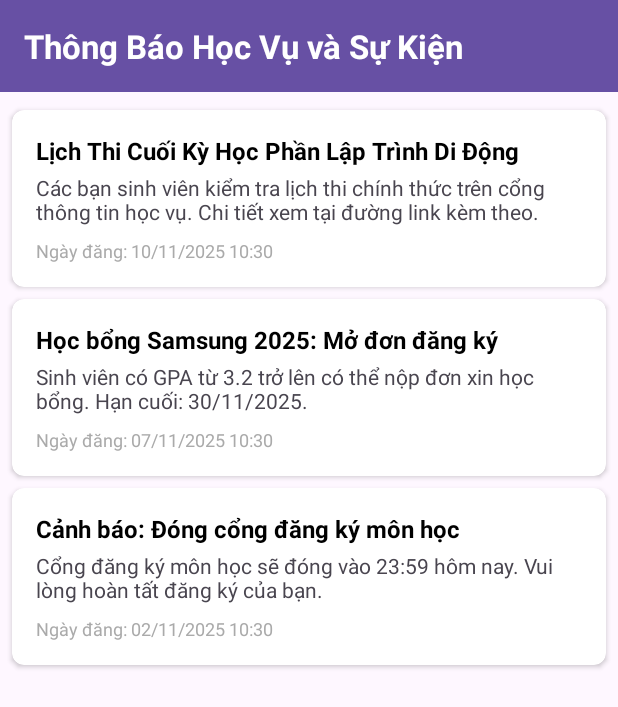
After one commit to HuyHuy-IT04/uniconnect-app, an Android app: the NotificationActivity screen opened directly, with no data from a screen before it, on a phone screen of 412 x 824 dp. The commit adds this screen. Shown: the top 707 px of the screen. Run offline under Robolectric (Android 15) with nearby library versions, the phone set to English and light mode, and no system bars.

Commit message:
feat/notification

```diff
--- a/app/src/main/AndroidManifest.xml
+++ b/app/src/main/AndroidManifest.xml
@@ -28,6 +28,7 @@
 
         <!-- 4. Khai báo HomeActivity (RẤT QUAN TRỌNG để chuyển hướng sau Auth) -->
         <activity android:name=".HomeActivity" />
+        <activity android:name=".NotificationActivity" />
     </application>
 
 </manifest>
--- /dev/null
+++ b/app/src/main/java/com/example/demobtl/NotificationActivity.java
@@ -0,0 +1,80 @@
+package com.example.demobtl;
+
+import androidx.appcompat.app.AppCompatActivity;
+import androidx.recyclerview.widget.LinearLayoutManager;
+import androidx.recyclerview.widget.RecyclerView;
+import android.os.Bundle;
+import android.util.Log;
+import android.widget.Toast;
+
+import com.example.demobtl.adapter.NotificationAdapter;
+import com.example.demobtl.model.Notification;
+import java.util.ArrayList;
+import java.util.List;
+
+// *Để dễ dàng thử nghiệm, chúng ta sẽ tạo một Activity độc lập*
+
+public class NotificationActivity extends AppCompatActivity {
+
+    private RecyclerView recyclerView;
+    private NotificationAdapter adapter;
+    private List<Notification> notificationList = new ArrayList<>();
+
+    @Override
+    protected void onCreate(Bundle savedInstanceState) {
+        super.onCreate(savedInstanceState);
+        setContentView(R.layout.activity_notifications);
+
+        // 1. Ánh xạ View và Thiết lập RecyclerView
+        recyclerView = findViewById(R.id.recyclerViewNotifications);
+
+        // Cấu hình LayoutManager
+        recyclerView.setLayoutManager(new LinearLayoutManager(this));
+
+        // Khởi tạo Adapter
+        adapter = new NotificationAdapter(notificationList);
+        recyclerView.setAdapter(adapter);
+
+        // 2. Tải dữ liệu (Sử dụng Fake Data trước)
+        loadFakeNotifications();
+    }
+
+    /**
+     * Phương thức tạo dữ liệu giả lập (Fake Data)
+     * TODO: Thay thế bằng Firebase Realtime DB (Repository) sau.
+     */
+    private void loadFakeNotifications() {
+        Log.d("NotificationActivity", "Đang tạo dữ liệu giả lập...");
+
+        // Xóa dữ liệu cũ (nếu có)
+        notificationList.clear();
+
+        // Thêm các thông báo giả lập (Fake Data)
+        notificationList.add(new Notification(
+                "N001",
+                "Lịch Thi Cuối Kỳ Học Phần Lập Trình Di Động",
+                "Các bạn sinh viên kiểm tra lịch thi chính thức trên cổng thông tin học vụ. Chi tiết xem tại đường link kèm theo.",
+                System.currentTimeMillis() - 86400000L * 2 // 2 ngày trước
+        ));
+
+        notificationList.add(new Notification(
+                "N002",
+                "Học bổng Samsung 2025: Mở đơn đăng ký",
+                "Sinh viên có GPA từ 3.2 trở lên có thể nộp đơn xin học bổng. Hạn cuối: 30/11/2025.",
+                System.currentTimeMillis() - 86400000L * 5 // 5 ngày trước
+        ));
+
+        notificationList.add(new Notification(
+                "N003",
+                "Cảnh báo: Đóng cổng đăng ký môn học",
+                "Cổng đăng ký môn học sẽ đóng vào 23:59 hôm nay. Vui lòng hoàn tất đăng ký của bạn.",
+                System.currentTimeMillis() - 86400000L * 10 // 10 ngày trước
+        ));
+
+        // Thông báo cho Adapter biết dữ liệu đã thay đổi để cập nhật UI
+        adapter.setNotificationList(notificationList);
+
+        Log.d("NotificationActivity", "Đã tải thành công " + notificationList.size() + " thông báo giả lập.");
+        Toast.makeText(this, "Đã tải dữ liệu thông báo giả lập thành công!", Toast.LENGTH_SHORT).show();
+    }
+}
--- /dev/null
+++ b/app/src/main/java/com/example/demobtl/adapter/NotificationAdapter.java
@@ -0,0 +1,82 @@
+package com.example.demobtl.adapter;
+
+import android.view.LayoutInflater;
+import android.view.View;
+import android.view.ViewGroup;
+import android.widget.TextView;
+import androidx.annotation.NonNull;
+import androidx.recyclerview.widget.RecyclerView;
+import com.example.demobtl.R;
+import com.example.demobtl.model.Notification;
+import java.text.SimpleDateFormat;
+import java.util.Date;
+import java.util.List;
+import java.util.Locale;
+
+// *Lưu ý: Đảm bảo bạn đã tạo package adapter*
+
+public class NotificationAdapter extends RecyclerView.Adapter<NotificationAdapter.NotificationViewHolder> {
+
+    private List<Notification> notificationList;
+    private final SimpleDateFormat dateFormat = new SimpleDateFormat("dd/MM/yyyy HH:mm", Locale.getDefault());
+
+    public NotificationAdapter(List<Notification> notificationList) {
+        this.notificationList = notificationList;
+    }
+
+    /**
+     * Phương thức cập nhật dữ liệu (được gọi từ Activity/ViewModel)
+     */
+    public void setNotificationList(List<Notification> newNotifications) {
+        this.notificationList = newNotifications;
+        notifyDataSetChanged();
+    }
+
+    @NonNull
+    @Override
+    public NotificationViewHolder onCreateViewHolder(@NonNull ViewGroup parent, int viewType) {
+        View view = LayoutInflater.from(parent.getContext()).inflate(R.layout.item_notification, parent, false);
+        return new NotificationViewHolder(view);
+    }
+
+    @Override
+    public void onBindViewHolder(@NonNull NotificationViewHolder holder, int position) {
+        Notification notification = notificationList.get(position);
+        holder.bind(notification);
+    }
+
+    @Override
+    public int getItemCount() {
+        return notificationList.size();
+    }
+
+    /**
+     * ViewHolder: Ánh xạ view và bind dữ liệu cho từng item
+     */
+    public class NotificationViewHolder extends RecyclerView.ViewHolder {
+        private final TextView tvTitle;
+        private final TextView tvContent;
+        private final TextView tvDate;
+
+        public NotificationViewHolder(@NonNull View itemView) {
+            super(itemView);
+            tvTitle = itemView.findViewById(R.id.tvNotificationTitle);
+            tvContent = itemView.findViewById(R.id.tvNotificationContent);
+            tvDate = itemView.findViewById(R.id.tvNotificationDate);
+
+            // Xử lý sự kiện click vào item (Optional: mở chi tiết thông báo)
+            itemView.setOnClickListener(v -> {
+                // TODO: Triển khai intent mở NotificationDetailActivity tại đây
+            });
+        }
+
+        public void bind(Notification notification) {
+            tvTitle.setText(notification.getTitle());
+            tvContent.setText(notification.getContent());
+
+            // Chuyển timestamp (long) thành chuỗi ngày tháng dễ đọc
+            String dateString = dateFormat.format(new Date(notification.getTimestamp()));
+            tvDate.setText("Ngày đăng: " + dateString);
+        }
+    }
+}
--- /dev/null
+++ b/app/src/main/java/com/example/demobtl/model/Notification.java
@@ -0,0 +1,41 @@
+package com.example.demobtl.model;
+
+public class Notification {
+
+    private String notificationId;
+    private String title;
+    private String content;
+    private long timestamp; // Thời gian đăng (sử dụng epoch time)
+
+    public Notification() {
+        // Constructor rỗng bắt buộc cho Firebase
+    }
+
+    public Notification(String notificationId, String title, String content, long timestamp) {
+        this.notificationId = notificationId;
+        this.title = title;
+        this.content = content;
+        this.timestamp = timestamp;
+    }
+
+    // --- Getters và Setters ---
+
+    public String getNotificationId() {
+        return notificationId;
+    }
+
+    public String getTitle() {
+        return title;
+    }
+
+    public String getContent() {
+        return content;
+    }
+
+    public long getTimestamp() {
+        return timestamp;
+    }
+
+    // Setters cần thiết cho việc ánh xạ dữ liệu Firebase (Omitted for brevity)
+
+}
--- a/app/src/main/res/layout/activity_main.xml
+++ b/app/src/main/res/layout/activity_main.xml
@@ -9,6 +9,19 @@
     android:padding="32dp"
     tools:context=".MainActivity">
 
+    <!-- NÚT CHUYỂN HƯỚNG TỚI THÔNG BÁO (TẠM THỜI CHO DEBUG) -->
+    <Button
+        android:id="@+id/btnNavigateToNotifications"
+        android:layout_width="0dp"
+        android:layout_height="wrap_content"
+        android:text="KIỂM TRA TÍNH NĂNG THÔNG BÁO"
+        android:padding="10dp"
+        android:backgroundTint="#FF9800"
+        app:layout_constraintTop_toTopOf="parent"
+        app:layout_constraintStart_toStartOf="parent"
+        app:layout_constraintEnd_toEndOf="parent"
+        android:layout_marginTop="16dp" />
+
     <!-- Tiêu đề lớn: Chào mừng đến với UniConnect -->
     <TextView
         android:id="@+id/tvAppTitle"
@@ -17,10 +30,10 @@
         android:text="Chào mừng đến với UniConnect"
         android:textSize="28sp"
         android:textStyle="bold"
-        app:layout_constraintTop_toTopOf="parent"
+        app:layout_constraintTop_toBottomOf="@+id/btnNavigateToNotifications"
         app:layout_constraintStart_toStartOf="parent"
         app:layout_constraintEnd_toEndOf="parent"
-        android:layout_marginTop="100dp" />
+        android:layout_marginTop="50dp" />
 
     <!-- Mô tả phụ -->
     <TextView
--- /dev/null
+++ b/app/src/main/res/layout/activity_notifications.xml
@@ -0,0 +1,30 @@
+<?xml version="1.0" encoding="utf-8"?>
+<LinearLayout
+    xmlns:android="http://schemas.android.com/apk/res/android"
+    xmlns:tools="http://schemas.android.com/tools"
+    android:layout_width="match_parent"
+    android:layout_height="match_parent"
+    android:orientation="vertical"
+    tools:context=".NotificationActivity">
+
+    <!-- Header / Title Bar -->
+    <TextView
+        android:layout_width="match_parent"
+        android:layout_height="wrap_content"
+        android:text="Thông Báo Học Vụ và Sự Kiện"
+        android:textSize="22sp"
+        android:textStyle="bold"
+        android:padding="16dp"
+        android:background="?attr/colorPrimary"
+        android:textColor="@android:color/white" />
+
+    <!-- RecyclerView chứa danh sách thông báo -->
+    <androidx.recyclerview.widget.RecyclerView
+        android:id="@+id/recyclerViewNotifications"
+        android:layout_width="match_parent"
+        android:layout_height="match_parent"
+        android:paddingTop="8dp"
+        android:clipToPadding="false"
+        tools:listitem="@layout/item_notification"/>
+
+</LinearLayout>
--- /dev/null
+++ b/app/src/main/res/layout/item_notification.xml
@@ -0,0 +1,51 @@
+<?xml version="1.0" encoding="utf-8"?>
+<androidx.cardview.widget.CardView
+    xmlns:android="http://schemas.android.com/apk/res/android"
+    xmlns:app="http://schemas.android.com/apk/res-auto"
+    android:layout_width="match_parent"
+    android:layout_height="wrap_content"
+    android:layout_marginHorizontal="8dp"
+    android:layout_marginVertical="4dp"
+    app:cardCornerRadius="8dp"
+    app:cardElevation="2dp">
+
+    <LinearLayout
+        android:layout_width="match_parent"
+        android:layout_height="wrap_content"
+        android:orientation="vertical"
+        android:padding="16dp">
+
+        <!-- Tiêu đề thông báo -->
+        <TextView
+            android:id="@+id/tvNotificationTitle"
+            android:layout_width="match_parent"
+            android:layout_height="wrap_content"
+            android:textSize="16sp"
+            android:textStyle="bold"
+            android:text="Tiêu đề Thông báo"
+            android:textColor="@android:color/black"
+            android:layout_marginBottom="4dp" />
+
+        <!-- Nội dung tóm tắt -->
+        <TextView
+            android:id="@+id/tvNotificationContent"
+            android:layout_width="match_parent"
+            android:layout_height="wrap_content"
+            android:textSize="14sp"
+            android:maxLines="2"
+            android:ellipsize="end"
+            android:text="Nội dung thông báo tóm tắt, có thể dài hơn hai dòng và bị cắt ngắn..."
+            android:layout_marginBottom="8dp" />
+
+        <!-- Ngày đăng -->
+        <TextView
+            android:id="@+id/tvNotificationDate"
+            android:layout_width="wrap_content"
+            android:layout_height="wrap_content"
+            android:textSize="12sp"
+            android:text="Ngày đăng: 12/11/2025 10:30"
+            android:textColor="@android:color/darker_gray" />
+
+    </LinearLayout>
+
+</androidx.cardview.widget.CardView>
```
Also changed, not shown: app/build.gradle.kts (+7 -0 lines).
